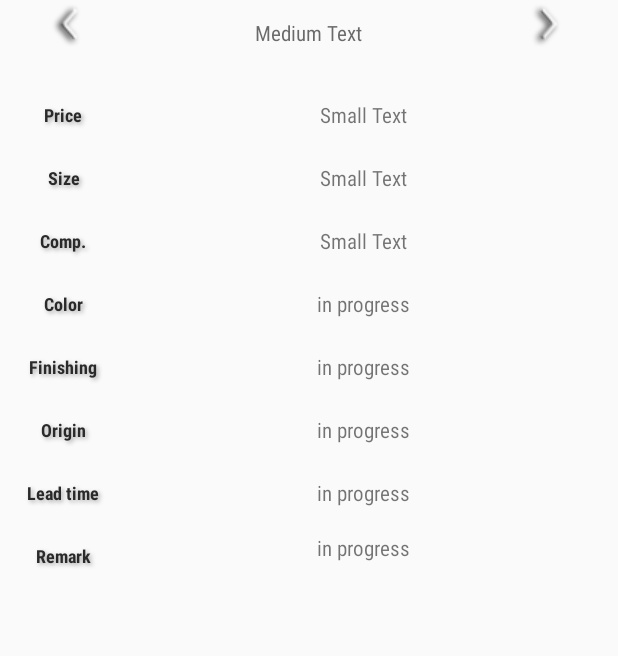
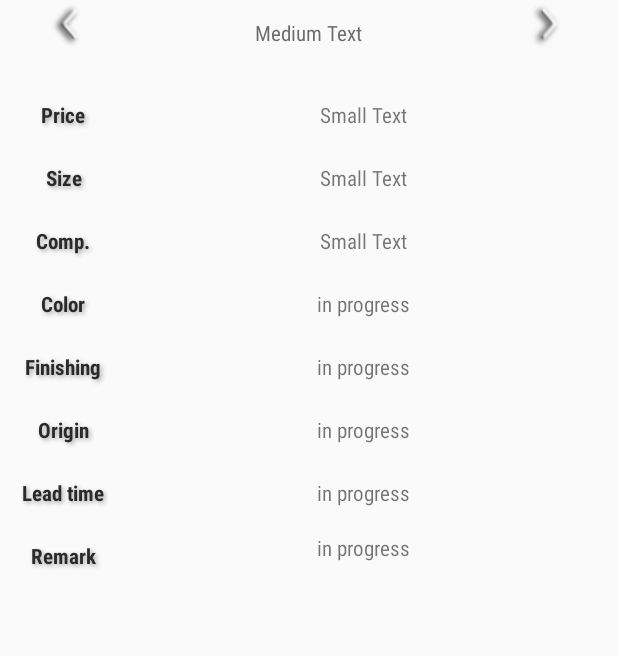
Before and after one commit to rainvic102508/construction-city-rainvic, an Android app: the layout activity_item_detail.xml on its own in the app's theme, with its tools: preview values and no code run, on a phone screen of 412 x 824 dp. Shown: the top 656 px of the screen. Run offline under Robolectric (Android 15) with nearby library versions, the light colour scheme and no system bars; network calls fail.

Commit message:
bigger text size for Item detail text

```diff
--- a/app/src/main/res/layout/activity_item_detail.xml
+++ b/app/src/main/res/layout/activity_item_detail.xml
@@ -61,7 +61,8 @@
                 android:id="@+id/tv_title_price"
                 android:layout_below="@+id/tv_item_type"
                 android:text="@string/price_title"
-                android:layout_marginTop="30dp"/>
+                android:layout_marginTop="30dp"
+                android:textSize="14sp" />
             <TextView
                 android:layout_width="match_parent"
                 android:layout_height="30dp"
@@ -73,7 +74,8 @@
                 android:layout_below="@+id/tv_item_type"
                 android:layout_marginTop="30dp"
                 android:layout_marginStart="10dp"
-                android:layout_marginEnd="10dp"/>
+                android:layout_marginEnd="10dp"
+                android:textSize="14sp" />
 
 
 
@@ -82,7 +84,8 @@
                 android:id="@+id/tv_title_size"
                 android:layout_below="@+id/tv_title_price"
                 android:layout_marginTop="12dp"
-                android:text="@string/size_title"/>
+                android:text="@string/size_title"
+                android:textSize="14sp" />
             <TextView
                 android:layout_width="match_parent"
                 android:layout_height="30dp"
@@ -95,7 +98,8 @@
                 android:layout_alignParentEnd="true"
                 android:layout_marginTop="12dp"
                 android:layout_marginStart="10dp"
-                android:layout_marginEnd="10dp"/>
+                android:layout_marginEnd="10dp"
+                android:textSize="14sp" />
 
 
             <TextView
@@ -103,7 +107,8 @@
                 android:id="@+id/tv_title_company"
                 android:layout_below="@+id/tv_title_size"
                 android:text="@string/comp_title"
-                android:layout_marginTop="12dp" />
+                android:layout_marginTop="12dp"
+                android:textSize="14sp" />
             <TextView
                 android:layout_width="match_parent"
                 android:layout_height="30dp"
@@ -116,7 +121,8 @@
                 android:layout_alignParentEnd="true"
                 android:layout_marginTop="12dp"
                 android:layout_marginStart="10dp"
-                android:layout_marginEnd="10dp"/>
+                android:layout_marginEnd="10dp"
+                android:textSize="14sp" />
 
 
             <TextView
@@ -124,7 +130,8 @@
                 android:id="@+id/tv_title_color"
                 android:layout_below="@+id/tv_title_company"
                 android:layout_marginTop="12dp"
-                android:text="@string/color_title"/>
+                android:text="@string/color_title"
+                android:textSize="14sp" />
             <TextView
                 android:layout_width="match_parent"
                 android:layout_height="30dp"
@@ -137,14 +144,16 @@
                 android:layout_alignParentEnd="true"
                 android:layout_marginTop="12dp"
                 android:layout_marginStart="10dp"
-                android:layout_marginEnd="10dp"/>
+                android:layout_marginEnd="10dp"
+                android:textSize="14sp" />
 
             <TextView
                 style="@style/ItemDetailTitle"
                 android:id="@+id/tv_title_finishing"
                 android:layout_below="@+id/tv_title_color"
                 android:text="@string/finishing_title"
-                android:layout_marginTop="12dp" />
+                android:layout_marginTop="12dp"
+                android:textSize="14sp" />
             <TextView
                 android:layout_width="match_parent"
                 android:layout_height="30dp"
@@ -157,14 +166,16 @@
                 android:layout_alignParentEnd="true"
                 android:layout_marginTop="12dp"
                 android:layout_marginStart="10dp"
-                android:layout_marginEnd="10dp"/>
+                android:layout_marginEnd="10dp"
+                android:textSize="14sp" />
 
             <TextView
                 style="@style/ItemDetailTitle"
                 android:id="@+id/tv_title_place_of_origin"
                 android:layout_below="@+id/tv_title_finishing"
                 android:layout_marginTop="12dp"
-                android:text="@string/origin_title"/>
+                android:text="@string/origin_title"
+                android:textSize="14sp" />
             <TextView
                 android:layout_width="match_parent"
                 android:layout_height="30dp"
@@ -177,14 +188,16 @@
                 android:layout_alignParentEnd="true"
                 android:layout_marginTop="12dp"
                 android:layout_marginStart="10dp"
-                android:layout_marginEnd="10dp"/>
+                android:layout_marginEnd="10dp"
+                android:textSize="14sp" />
 
             <TextView
                 style="@style/ItemDetailTitle"
                 android:id="@+id/tv_title_lead_time"
                 android:text="@string/leadtime_title"
                 android:layout_below="@+id/tv_title_place_of_origin"
-                android:layout_marginTop="12dp" />
+                android:layout_marginTop="12dp"
+                android:textSize="14sp" />
             <TextView
                 android:layout_width="match_parent"
                 android:layout_height="30dp"
@@ -197,7 +210,8 @@
                 android:layout_alignParentEnd="true"
                 android:layout_marginTop="12dp"
                 android:layout_marginStart="10dp"
-                android:layout_marginEnd="10dp"/>
+                android:layout_marginEnd="10dp"
+                android:textSize="14sp" />
 
 
             <TextView
@@ -205,7 +219,8 @@
                 android:id="@+id/tv_title_extra_info"
                 android:layout_below="@+id/tv_title_lead_time"
                 android:text="@string/remark_title"
-                android:layout_marginTop="12dp"/>
+                android:layout_marginTop="12dp"
+                android:textSize="14sp" />
             <TextView
                 android:layout_width="match_parent"
                 android:layout_height="wrap_content"
@@ -218,7 +233,8 @@
                 android:layout_alignParentEnd="true"
                 android:layout_marginTop="12dp"
                 android:layout_marginStart="10dp"
-                android:layout_marginEnd="10dp"/>
+                android:layout_marginEnd="10dp"
+                android:textSize="14sp" />
 
 
 
```
